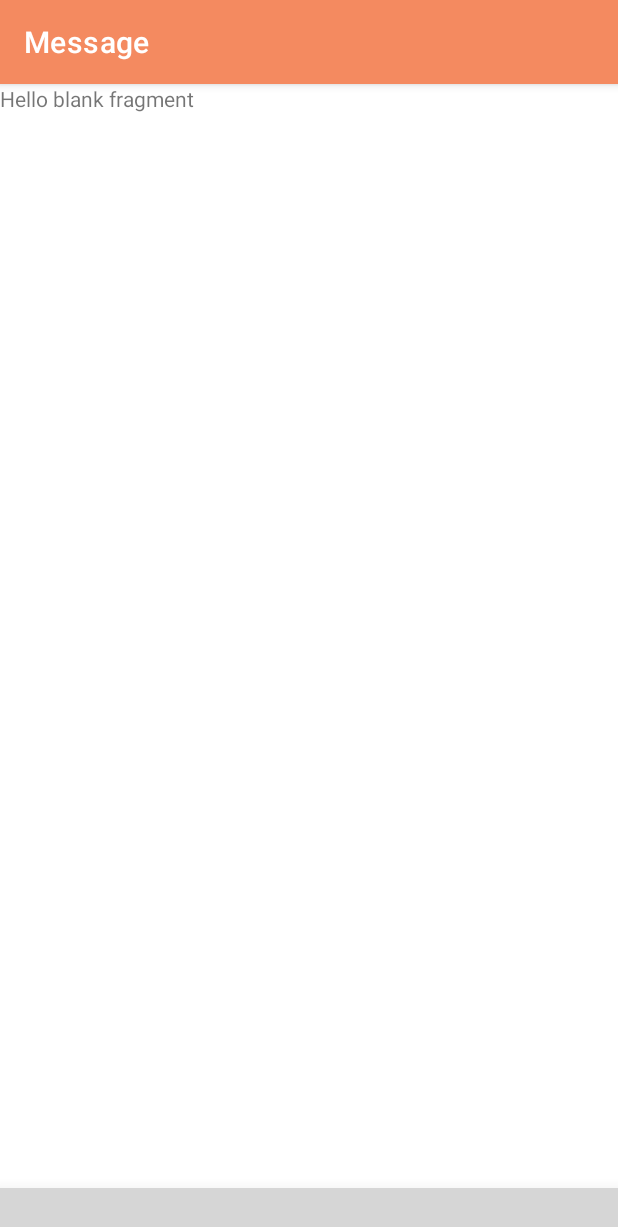
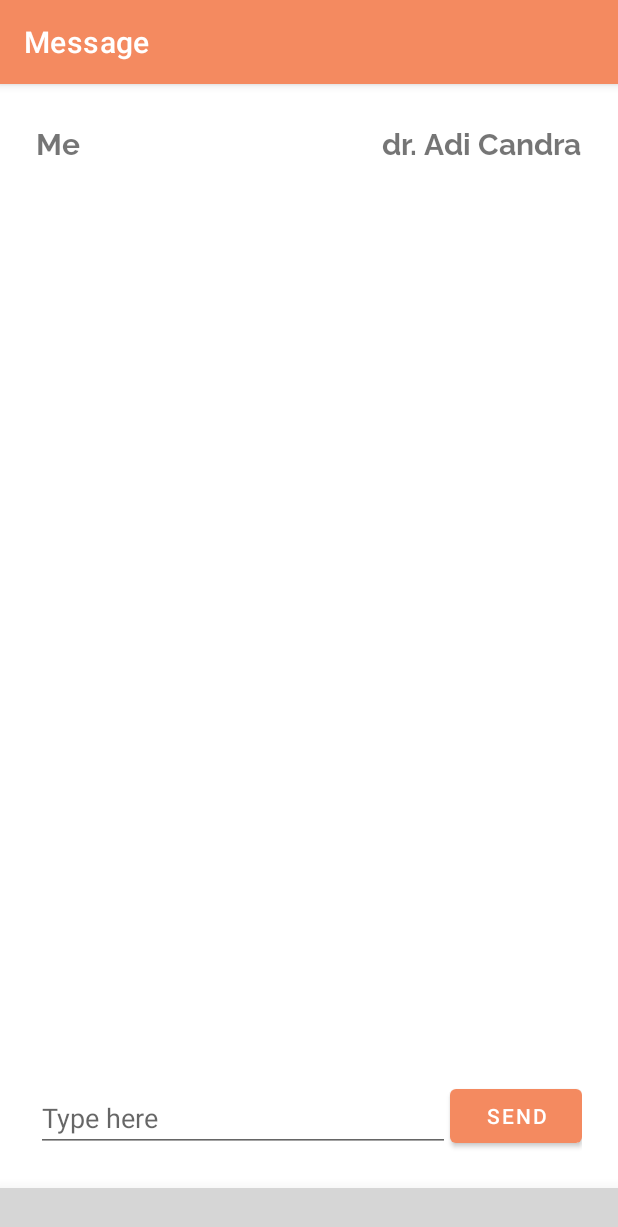
Before and after one commit to candra-AI/Bangkit-Capston-K19, an Android app: the MessageFragment screen opened through its navigation route, on a phone screen of 412 x 824 dp. Shown: the top 1227 px of the screen. Run offline under Robolectric (Android 15) with nearby library versions, the phone set to English and light mode, and no system bars; our stand-ins replace navigation-ui; plain views replace BubbleTabBar; 2 statements that could not run were skipped; grey boxes are pictures that could not be loaded.

Commit message:
chat layout (?)

```diff
--- a/app/src/main/res/layout/fragment_message.xml
+++ b/app/src/main/res/layout/fragment_message.xml
@@ -1,14 +1,67 @@
 <?xml version="1.0" encoding="utf-8"?>
-<FrameLayout xmlns:android="http://schemas.android.com/apk/res/android"
+<LinearLayout xmlns:android="http://schemas.android.com/apk/res/android"
     xmlns:tools="http://schemas.android.com/tools"
     android:layout_width="match_parent"
     android:layout_height="match_parent"
     tools:context=".ui.fragment.main.message.MessageFragment">
 
-    <!-- TODO: Update blank fragment layout -->
-    <TextView
+    <RelativeLayout
+        android:id="@+id/container_chat"
         android:layout_width="match_parent"
         android:layout_height="match_parent"
-        android:text="@string/hello_blank_fragment" />
+        android:padding="@dimen/size_24">
 
-</FrameLayout>
+        <EditText
+            android:id="@+id/message_edit"
+            android:layout_width="match_parent"
+            android:layout_height="wrap_content"
+            android:layout_alignParentBottom="true"
+            android:inputType="none"
+            android:hint="@string/type_text"
+            android:layout_toStartOf="@id/btn_send"/>
+
+        <Button
+            android:id="@+id/btn_send"
+            android:layout_width="wrap_content"
+            android:layout_height="wrap_content"
+            android:layout_alignParentBottom="true"
+            android:layout_alignParentEnd="true"
+            android:text="@string/send"/>
+
+        <ListView
+            android:layout_width="match_parent"
+            android:layout_height="match_parent"
+            android:layout_alignParentStart="false"
+            android:layout_alignParentTop="false"
+            android:layout_marginBottom="20dp"
+            android:layout_above="@id/message_edit"
+            android:layout_below="@id/tv_label_me"
+            android:layout_marginTop="@dimen/size_8"
+            android:listSelector="@color/orange_200"
+            android:transcriptMode="alwaysScroll"
+            android:divider="@null"/>
+
+        <TextView
+            android:id="@+id/tv_label_me"
+            android:layout_width="wrap_content"
+            android:layout_height="wrap_content"
+            android:gravity="start|center_vertical"
+            android:text="@string/user"
+            android:fontFamily="@font/raleway_bold"
+            android:singleLine="false"
+            android:textSize="20sp"/>
+
+        <TextView
+            android:id="@+id/tv_label_doctor"
+            android:layout_width="wrap_content"
+            android:layout_height="wrap_content"
+            android:layout_alignParentEnd="true"
+            android:text="@string/doctor_name"
+            android:fontFamily="@font/raleway_bold"
+            android:textSize="20sp"/>
+
+    </RelativeLayout>
+
+
+
+</LinearLayout>
--- a/app/src/main/res/values/strings.xml
+++ b/app/src/main/res/values/strings.xml
@@ -50,5 +50,8 @@
     <string name="birth_date">dd/mm/yyyy</string>
     <string name="location_user">Wheres state are you in right now?</string>
     <string name="detail_loc"> We need this to recommend you a doctor</string>
+    <string name="user"> Me </string>
+    <string name="type_text"> Type here</string>
+    <string name="send"> Send </string>
 
 </resources>
```
